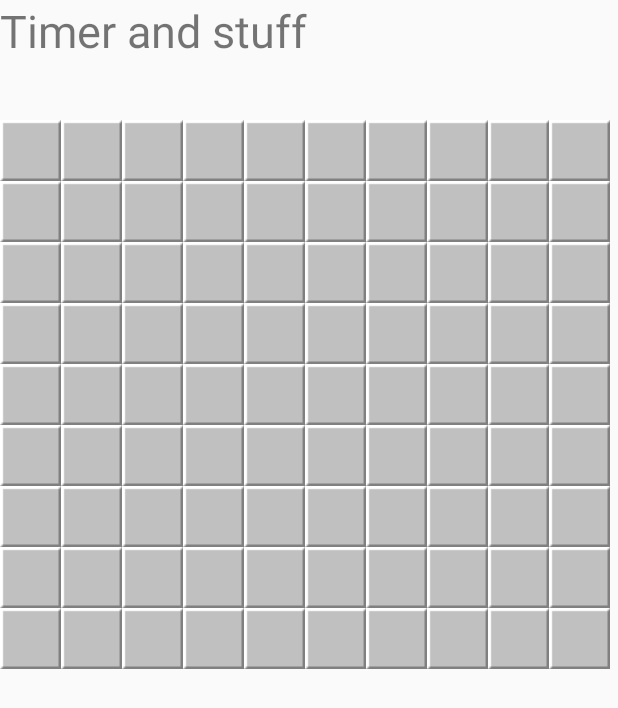
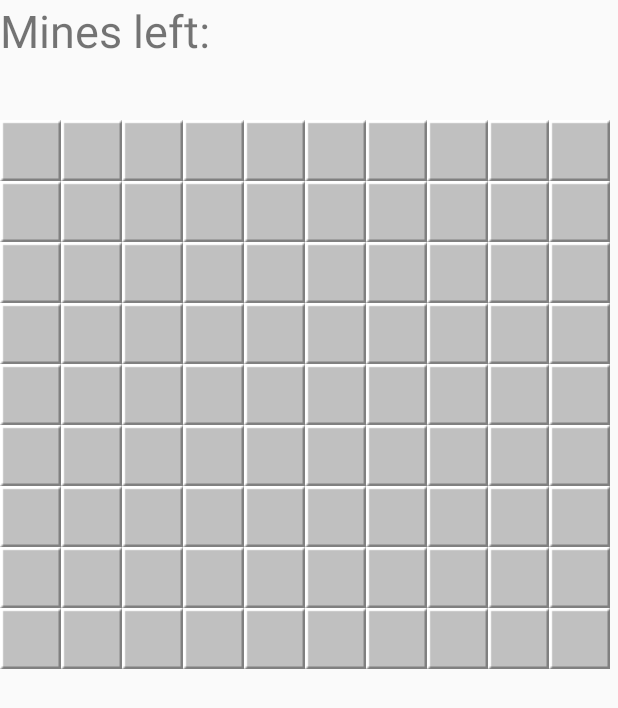
Before and after one commit to nirpaw/Minesweeper, an Android app: the screen it shows after launch (MainActivity before the commit, GameActivity after it), on a phone screen of 412 x 824 dp. Shown: the top 708 px of the screen. Run offline under Robolectric (Android 15) with nearby library versions, the phone set to English and light mode, and no system bars.

Commit message:
update of massive update

```diff
--- a/app/src/main/java/com/example/nir30/minesweeper/GameActivity.java
+++ b/app/src/main/java/com/example/nir30/minesweeper/GameActivity.java
@@ -5,16 +5,16 @@ import android.os.Bundle;
 import android.view.View;
 import android.widget.TableLayout;
 import android.widget.TableRow;
+import android.widget.TextView;
 
 import java.util.ArrayList;
 
+
 public class GameActivity extends Activity {
-
-
     @Override
     protected void onCreate(Bundle savedInstanceState) {
         super.onCreate(savedInstanceState);
-        setContentView(R.layout.activity_game);
+        setContentView(R.layout.activity_game_new);
     }
 }
 
--- a/app/src/main/java/com/example/nir30/minesweeper/MainActivity.java
+++ b/app/src/main/java/com/example/nir30/minesweeper/MainActivity.java
@@ -12,7 +12,10 @@ public class MainActivity extends Activity {
     @Override
     protected void onCreate(Bundle savedInstanceState) {
         super.onCreate(savedInstanceState);
-        setContentView(R.layout.activity_game_new);
+        setContentView(R.layout.activity_main);
+        Button btn = findViewById(R.id.btn_start);
+        Intent intent = new Intent(MainActivity.this , GameActivity.class);
+        startActivity(intent);
 
     }
 }
--- a/app/src/main/res/layout/activity_game_new.xml
+++ b/app/src/main/res/layout/activity_game_new.xml
@@ -8,9 +8,10 @@
         android:layout_width="match_parent"
         android:layout_height="80dp">
         <TextView
+            android:id="@+id/txt"
             android:layout_width="match_parent"
             android:layout_height="match_parent"
-            android:text="Timer and stuff"
+            android:text="Mines left: "
             android:textSize="30dp"/>
     </RelativeLayout>
     <com.example.nir30.minesweeper.grid.Grid
```
Also changed, not shown: app/src/main/java/com/example/nir30/minesweeper/SessionManager.java (+14 -3 lines).
